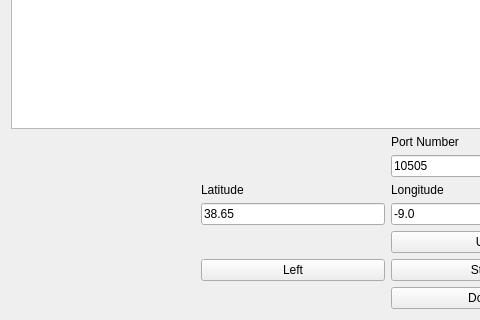
First picture: the form in widget.ui, repository GuilhermeGSousa/TCAS, before the edit; both pictures show x 0 to 480 and y 427 to 747 of the 967 by 747 pixel window.
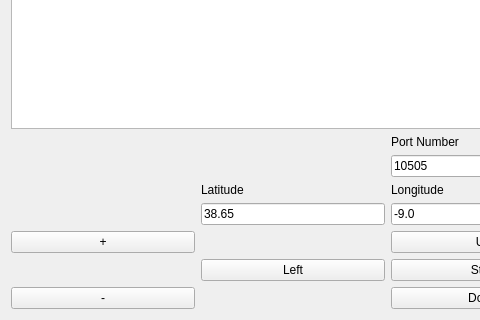
Second picture: the form after the edit.

```diff
--- a/widget.ui
+++ b/widget.ui
@@ -196,6 +196,20 @@
      </property>
     </widget>
    </item>
+   <item row="5" column="0">
+    <widget class="QPushButton" name="zoomIn">
+     <property name="text">
+      <string>+</string>
+     </property>
+    </widget>
+   </item>
+   <item row="7" column="0">
+    <widget class="QPushButton" name="zoomOut">
+     <property name="text">
+      <string>-</string>
+     </property>
+    </widget>
+   </item>
   </layout>
  </widget>
  <layoutdefault spacing="6" margin="11"/>
```
